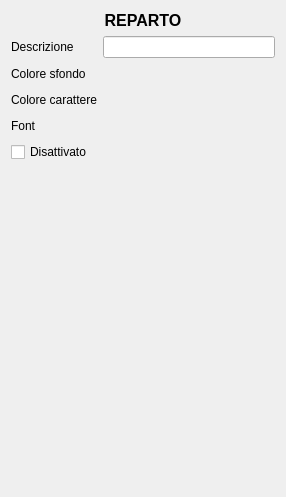
The window that src/dettaglireparto.ui (mtonin/gestcassa) describes before a commit, drawn with Qt 5.
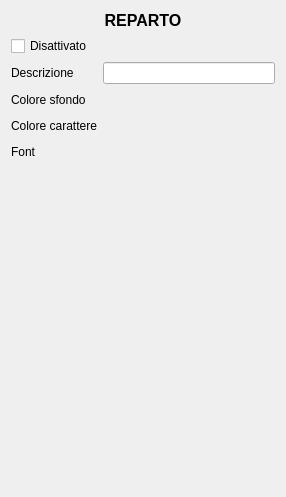
The same window after the commit. Custom widgets are drawn as their Qt base class.

Patch:
```diff
--- a/src/dettaglireparto.ui
+++ b/src/dettaglireparto.ui
@@ -45,33 +45,46 @@
    </item>
    <item row="1" column="0">
     <layout class="QGridLayout" name="gridLayout">
-     <item row="3" column="2">
-      <spacer name="horizontalSpacer_3">
-       <property name="orientation">
-        <enum>Qt::Horizontal</enum>
+     <item row="4" column="0">
+      <widget class="QLabel" name="label_4">
+       <property name="text">
+        <string>Font</string>
        </property>
-       <property name="sizeHint" stdset="0">
-        <size>
-         <width>40</width>
-         <height>20</height>
-        </size>
-       </property>
-      </spacer>
+      </widget>
      </item>
-     <item row="1" column="2">
-      <spacer name="horizontalSpacer">
-       <property name="orientation">
-        <enum>Qt::Horizontal</enum>
-       </property>
-       <property name="sizeHint" stdset="0">
+     <item row="3" column="1">
+      <widget class="QPictureButton" name="carattereBtn" native="true">
+       <property name="maximumSize">
         <size>
-         <width>40</width>
-         <height>20</height>
+         <width>50</width>
+         <height>50</height>
         </size>
        </property>
-      </spacer>
+       <property name="toolTip">
+        <string/>
+       </property>
+       <property name="whatsThis">
+        <string/>
+       </property>
+       <property name="text" stdset="0">
+        <string/>
+       </property>
+      </widget>
      </item>
      <item row="2" column="2">
+      <spacer name="horizontalSpacer">
+       <property name="orientation">
+        <enum>Qt::Horizontal</enum>
+       </property>
+       <property name="sizeHint" stdset="0">
+        <size>
+         <width>40</width>
+         <height>20</height>
+        </size>
+       </property>
+      </spacer>
+     </item>
+     <item row="3" column="2">
       <spacer name="horizontalSpacer_2">
        <property name="orientation">
         <enum>Qt::Horizontal</enum>
@@ -84,14 +97,7 @@
        </property>
       </spacer>
      </item>
-     <item row="0" column="0">
-      <widget class="QLabel" name="label">
-       <property name="text">
-        <string>Descrizione</string>
-       </property>
-      </widget>
-     </item>
-     <item row="1" column="1">
+     <item row="2" column="1">
       <widget class="QPictureButton" name="sfondoBtn" native="true">
        <property name="maximumSize">
         <size>
@@ -110,10 +116,24 @@
        </property>
       </widget>
      </item>
-     <item row="0" column="1" colspan="2">
-      <widget class="QLineEdit" name="testoReparto"/>
-     </item>
      <item row="2" column="0">
+      <widget class="QLabel" name="label_3">
+       <property name="text">
+        <string>Colore sfondo</string>
+       </property>
+       <property name="wordWrap">
+        <bool>true</bool>
+       </property>
+      </widget>
+     </item>
+     <item row="1" column="0">
+      <widget class="QLabel" name="label">
+       <property name="text">
+        <string>Descrizione</string>
+       </property>
+      </widget>
+     </item>
+     <item row="3" column="0">
       <widget class="QLabel" name="label_5">
        <property name="text">
         <string>Colore carattere</string>
@@ -123,33 +143,23 @@
        </property>
       </widget>
      </item>
-     <item row="2" column="1">
-      <widget class="QPictureButton" name="carattereBtn" native="true">
-       <property name="maximumSize">
+     <item row="4" column="2">
+      <spacer name="horizontalSpacer_3">
+       <property name="orientation">
+        <enum>Qt::Horizontal</enum>
+       </property>
+       <property name="sizeHint" stdset="0">
         <size>
-         <width>50</width>
-         <height>50</height>
+         <width>40</width>
+         <height>20</height>
         </size>
        </property>
-       <property name="toolTip">
-        <string/>
-       </property>
-       <property name="whatsThis">
-        <string/>
-       </property>
-       <property name="text" stdset="0">
-        <string/>
-       </property>
-      </widget>
+      </spacer>
      </item>
-     <item row="3" column="0">
-      <widget class="QLabel" name="label_4">
-       <property name="text">
-        <string>Font</string>
-       </property>
-      </widget>
+     <item row="1" column="1" colspan="2">
+      <widget class="QLineEdit" name="testoReparto"/>
      </item>
-     <item row="3" column="1">
+     <item row="4" column="1">
       <widget class="QPictureButton" name="fontBtn" native="true">
        <property name="maximumSize">
         <size>
@@ -168,49 +178,13 @@
        </property>
       </widget>
      </item>
-     <item row="1" column="0">
-      <widget class="QLabel" name="label_3">
-       <property name="text">
-        <string>Colore sfondo</string>
-       </property>
-       <property name="wordWrap">
-        <bool>true</bool>
-       </property>
-      </widget>
-     </item>
-     <item row="4" column="0">
+     <item row="0" column="0" colspan="3">
       <widget class="QCheckBox" name="disattivaFlag">
        <property name="text">
         <string>Disattivato</string>
        </property>
       </widget>
      </item>
-     <item row="4" column="1">
-      <spacer name="horizontalSpacer_4">
-       <property name="orientation">
-        <enum>Qt::Horizontal</enum>
-       </property>
-       <property name="sizeHint" stdset="0">
-        <size>
-         <width>40</width>
-         <height>20</height>
-        </size>
-       </property>
-      </spacer>
-     </item>
-     <item row="4" column="2">
-      <spacer name="horizontalSpacer_5">
-       <property name="orientation">
-        <enum>Qt::Horizontal</enum>
-       </property>
-       <property name="sizeHint" stdset="0">
-        <size>
-         <width>40</width>
-         <height>20</height>
-        </size>
-       </property>
-      </spacer>
-     </item>
     </layout>
    </item>
    <item row="2" column="0">
```
